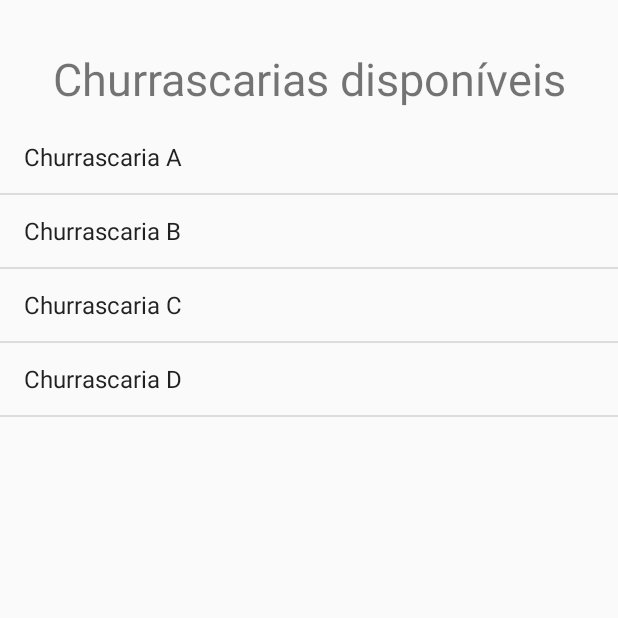
After one commit to pcdateixeira/deliverybagual, an Android app: the EscolherChurrascaria screen opened directly, with no data from a screen before it, on a phone screen of 412 x 824 dp, the top half of it. The commit adds this screen. Run offline under Robolectric (Android 15) with nearby library versions, the phone set to English and light mode, and no system bars.

Commit message:
Cria tela de escolha de churrascarias.

```diff
--- a/app/src/main/AndroidManifest.xml
+++ b/app/src/main/AndroidManifest.xml
@@ -11,7 +11,8 @@
         android:supportsRtl="true"
         android:theme="@style/AppTheme"
         tools:ignore="AllowBackup,GoogleAppIndexingWarning">
-        <activity android:name=".AgendarEntrega"></activity>
+        <activity android:name=".EscolherChurrascaria"></activity>
+        <activity android:name=".AgendarEntrega" />
         <activity
             android:name=".AdicionarItemPorTamanho"
             android:label="Opções do item" />
--- a/app/src/main/java/com/example/deliverybagual/Carrinho.java
+++ b/app/src/main/java/com/example/deliverybagual/Carrinho.java
@@ -50,7 +50,7 @@ public class Carrinho extends AppCompatActivity {
                 .setIcon(android.R.drawable.ic_dialog_alert)
                 //.setTitle("Closing Activity")
                 .setMessage(R.string.desejacancelarpeiddo)
-                .setPositiveButton(R.string.cancelarpeiddo, new DialogInterface.OnClickListener()
+                .setPositiveButton(R.string.cancelarpedido, new DialogInterface.OnClickListener()
                 {
                     @Override
                     public void onClick(DialogInterface dialog, int which) {
--- /dev/null
+++ b/app/src/main/java/com/example/deliverybagual/EscolherChurrascaria.java
@@ -0,0 +1,31 @@
+package com.example.deliverybagual;
+
+import androidx.appcompat.app.AppCompatActivity;
+
+import android.os.Bundle;
+import android.widget.ArrayAdapter;
+import android.widget.ListView;
+
+import java.util.ArrayList;
+import java.util.Arrays;
+import java.util.List;
+
+public class EscolherChurrascaria extends AppCompatActivity {
+
+    @Override
+    protected void onCreate(Bundle savedInstanceState) {
+        super.onCreate(savedInstanceState);
+        setContentView(R.layout.escolher_churrascaria);
+
+        List<String> churrascarias = new ArrayList<>(Arrays.asList(
+                "Churrascaria A",
+                "Churrascaria B",
+                "Churrascaria C",
+                "Churrascaria D"));
+
+        ListView listView = findViewById(R.id.listaChurrascarias);
+
+        ArrayAdapter<String> adapter = new ArrayAdapter<String>(this, android.R.layout.simple_list_item_1, churrascarias);
+        listView.setAdapter(adapter);
+    }
+}
--- /dev/null
+++ b/app/src/main/res/layout/escolher_churrascaria.xml
@@ -0,0 +1,29 @@
+<?xml version="1.0" encoding="utf-8"?>
+<androidx.constraintlayout.widget.ConstraintLayout xmlns:android="http://schemas.android.com/apk/res/android"
+    xmlns:app="http://schemas.android.com/apk/res-auto"
+    xmlns:tools="http://schemas.android.com/tools"
+    android:layout_width="match_parent"
+    android:layout_height="match_parent"
+    tools:context=".EscolherChurrascaria">
+
+    <TextView
+        android:id="@+id/textoAjuda"
+        android:layout_width="wrap_content"
+        android:layout_height="wrap_content"
+        android:layout_marginTop="32dp"
+        android:text="@string/churrascariasdisponiveis"
+        android:textSize="30sp"
+        app:layout_constraintEnd_toEndOf="parent"
+        app:layout_constraintStart_toStartOf="parent"
+        app:layout_constraintTop_toTopOf="parent" />
+
+    <ListView
+        android:id="@+id/listaChurrascarias"
+        android:layout_width="0dp"
+        android:layout_height="0dp"
+        android:layout_marginTop="8dp"
+        app:layout_constraintBottom_toBottomOf="parent"
+        app:layout_constraintEnd_toEndOf="parent"
+        app:layout_constraintStart_toStartOf="parent"
+        app:layout_constraintTop_toBottomOf="@+id/textoAjuda" />
+</androidx.constraintlayout.widget.ConstraintLayout>
--- a/app/src/main/res/values/strings.xml
+++ b/app/src/main/res/values/strings.xml
@@ -6,7 +6,7 @@
     <string name="pedidos">Pedidos</string>
     <string name="novopedido">Novo pedido</string>
     <string name="desejacancelarpeiddo">Deseja cancelar o pedido?</string>
-    <string name="cancelarpeiddo">Cancelar o pedido</string>
+    <string name="cancelarpedido">Cancelar o pedido</string>
     <string name="listavazia">Nenhum pedido em andamento</string>
     <string name="carrinho">Carrinho</string>
     <string name="vercarrinho">Ver carrinho</string>
@@ -34,4 +34,5 @@
     <string name="maionese">Salada de maionese</string>
     <string name="porcaopequena">Espeto pequeno (700g)</string>
     <string name="porcaogrande">Espeto grande (1,2kg)</string>
+    <string name="churrascariasdisponiveis">Churrascarias disponíveis</string>
 </resources>
```
